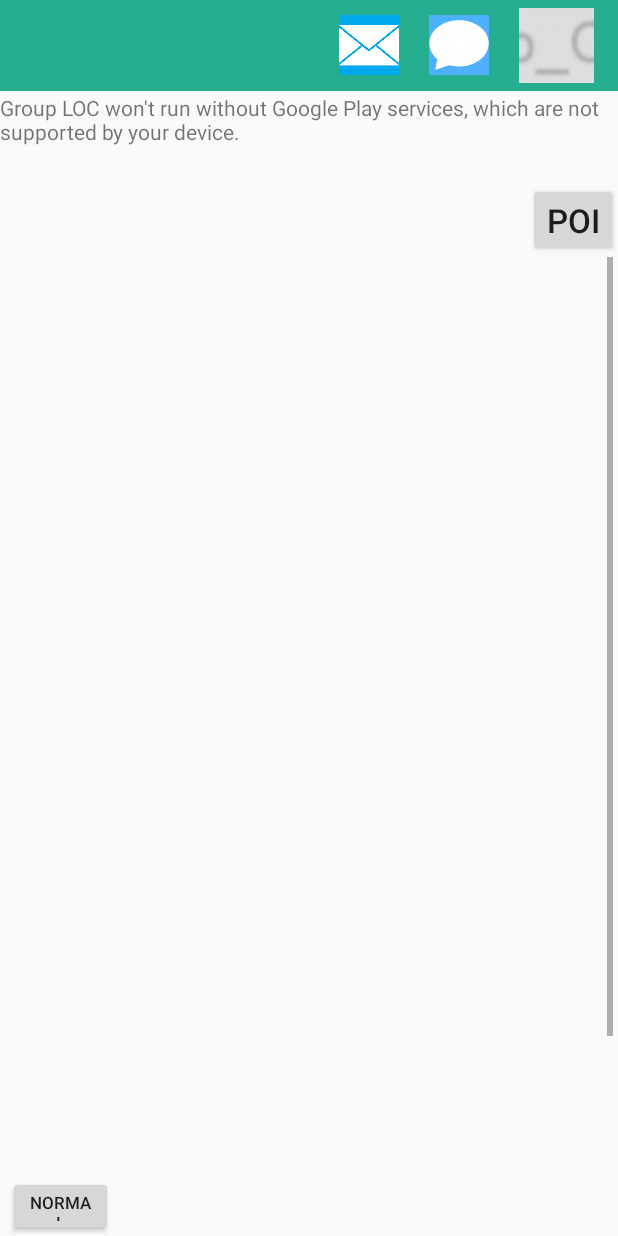
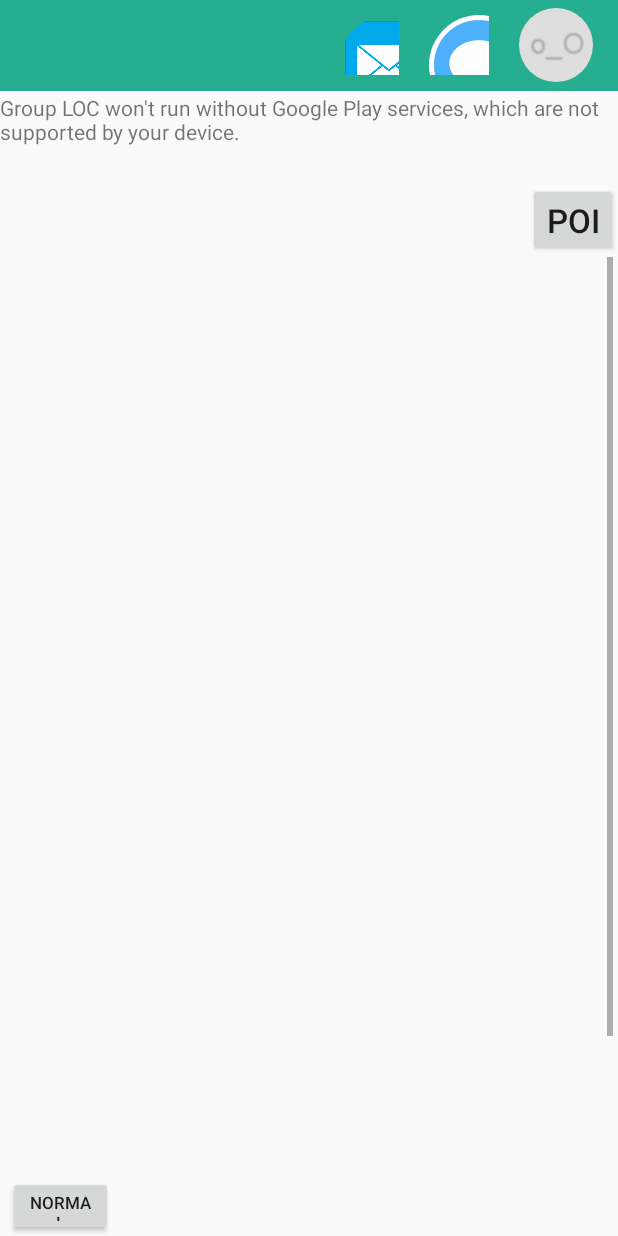
Before and after one commit to GrubyJohny/ProjectZPI, an Android app: the MainActivity screen opened directly, with no data from a screen before it, on a phone screen of 412 x 824 dp. Run offline under Robolectric (Android 15) with nearby library versions, the phone set to English and light mode, and no system bars; our stand-ins replace Volley; libraries missing offline, so code that uses them is left out: com.facebook, com.facebook.login, org.apache.commons; 9 statements that could not run were skipped.

Commit message:
byc moze dzialajace wycinanie w koło

```diff
--- a/app/build.gradle
+++ b/app/build.gradle
@@ -5,7 +5,7 @@ android {
         config {
             keyAlias 'key'
             keyPassword 'password'
-            storeFile file('C:/Users/karol_000/Dropbox/AndroidStudioProjects/ProjectZPI/key.jks')
+            storeFile file('C:/Users/Slawek/AndroidStudioProjects/ProjectZPI/key.jks')
             storePassword 'password'
         }
     }
--- a/app/src/main/java/zpi/squad/app/grouploc/MainActivity.java
+++ b/app/src/main/java/zpi/squad/app/grouploc/MainActivity.java
@@ -166,6 +166,8 @@ public class MainActivity extends FragmentActivity implements GoogleApiClient.Co
             buildAlertMessageNoGps();
         }
 
+        circleButton = (ImageButton) findViewById(R.id.circleButton);
+
         searchingGroupText = (EditText) findViewById(R.id.searchingGroupText);
 
         tabhostInit();
@@ -243,7 +245,6 @@ public class MainActivity extends FragmentActivity implements GoogleApiClient.Co
 
     private void setupCircleButtonWithProfileImage() {
         Bitmap icon = null;
-        circleButton = (ImageButton) findViewById(R.id.circleButton);
         try {
             File filePath = new File(FACEBOOK_PROFILE_IMAGE);
             FileInputStream fi = new FileInputStream(filePath);
@@ -264,8 +265,8 @@ public class MainActivity extends FragmentActivity implements GoogleApiClient.Co
         if (icon == null)
             icon = BitmapFactory.decodeResource(getResources(), R.drawable.image3);
 
-        Bitmap bMapScaled = Bitmap.createScaledBitmap(icon, 150, 150, true);
-        Bitmap bitmap_round = clipBitmap(bMapScaled);
+        //Bitmap bMapScaled = Bitmap.createScaledBitmap(icon, 150, 150, true);
+        Bitmap bitmap_round = clipBitmap(icon, circleButton);
         circleButton.setImageBitmap(bitmap_round);
 
     }
@@ -274,14 +275,14 @@ public class MainActivity extends FragmentActivity implements GoogleApiClient.Co
         noticeButton = (ImageButton) findViewById(R.id.noticeButton);
         Bitmap bMap = BitmapFactory.decodeResource(getResources(), R.drawable.notificon);
         Bitmap bMapScaled = Bitmap.createScaledBitmap(bMap, 100, 100, true);
-        Bitmap bitmap_round = clipBitmap(bMapScaled);
+        Bitmap bitmap_round = clipBitmap(bMapScaled, noticeButton);
 
         noticeButton.setImageBitmap(bitmap_round);
 
         messageButton = (ImageButton) findViewById(R.id.messageButton);
         Bitmap bMap1 = BitmapFactory.decodeResource(getResources(), R.drawable.messageicon);
         Bitmap bMapScaled1 = Bitmap.createScaledBitmap(bMap1, 100, 100, true);
-        Bitmap bitmap_round1 = clipBitmap(bMapScaled1);
+        Bitmap bitmap_round1 = clipBitmap(bMapScaled1, messageButton);
 
         messageButton.setImageBitmap(bitmap_round1);
     }
@@ -469,7 +470,7 @@ public class MainActivity extends FragmentActivity implements GoogleApiClient.Co
                     Bitmap photo = extras2.getParcelable("data");
 
                     Bitmap bMapScaled = Bitmap.createScaledBitmap(photo, 150, 150, true);
-                    Bitmap bitmap_round = clipBitmap(bMapScaled);
+                    Bitmap bitmap_round = clipBitmap(bMapScaled, circleButton);
                     circleButton.setImageBitmap(bitmap_round);
 
                     FileOutputStream fos = context.openFileOutput(IMAGE_PHOTO_FILENAME, Context.MODE_PRIVATE);
@@ -504,8 +505,7 @@ public class MainActivity extends FragmentActivity implements GoogleApiClient.Co
                 Bundle extras2 = data.getExtras();
                 Bitmap photo = extras2.getParcelable("data");
 
-                Bitmap bMapScaled = Bitmap.createScaledBitmap(photo, 150, 150, true);
-                Bitmap bitmap_round = clipBitmap(bMapScaled);
+                Bitmap bitmap_round = clipBitmap(photo, circleButton);
                 circleButton.setImageBitmap(bitmap_round);
 
                 FileOutputStream fos = context.openFileOutput(IMAGE_PHOTO_FILENAME, Context.MODE_PRIVATE);
@@ -709,7 +709,6 @@ public class MainActivity extends FragmentActivity implements GoogleApiClient.Co
                 params.put("id", id);
                 params.put("koordynat1", c1 + "");
                 params.put("koordynat2", c2 + "");
-
                 return params;
             }
         };
@@ -854,18 +853,21 @@ public class MainActivity extends FragmentActivity implements GoogleApiClient.Co
 
     }
 
-    public static Bitmap clipBitmap(Bitmap bitmap) {
+    public Bitmap clipBitmap(Bitmap bitmap, ImageButton x) {
         if (bitmap == null)
             return null;
-        final int width = bitmap.getWidth();
-        final int height = bitmap.getHeight();
+        final int bWidth = bitmap.getWidth();
+        final int bHeight = bitmap.getHeight();
+
+        final int width = x.getLayoutParams().width;
+        final int height = x.getLayoutParams().height;
         final Bitmap outputBitmap = Bitmap.createBitmap(width, height, Bitmap.Config.ARGB_8888);
 
         final Path path = new Path();
         path.addCircle(
-                (float) (width / 2)
-                , (float) (height / 2)
-                , (float) Math.min(width, (height / 2))
+                (float) (bWidth / 2)
+                , (float) (bHeight / 2)
+                , (float) Math.min(bWidth, (bHeight / 2))
                 , Path.Direction.CCW);
 
         final Canvas canvas = new Canvas(outputBitmap);
--- a/app/src/main/java/zpi/squad/app/grouploc/Mapka.java
+++ b/app/src/main/java/zpi/squad/app/grouploc/Mapka.java
@@ -805,7 +805,7 @@ public class Mapka extends Fragment implements GoogleApiClient.ConnectionCallbac
                 String name = ostatniMarker.getTitle();
                 if (name == null)
                     name = "brak";
-
+                layoutMarker.setVisibility(View.GONE);
 
                 Sender.shareMarker(getActivity().getApplicationContext(), uid, name, Double.toString(latitude), Double.toString(longitude));
             }
--- a/app/src/main/res/layout/activity_main.xml
+++ b/app/src/main/res/layout/activity_main.xml
@@ -188,11 +188,6 @@
                 android:layout_height="match_parent"
                 android:background="#f6f6f6" />
 
-            <View
-                android:layout_width="1dp"
-                android:layout_height="match_parent"
-                android:background="#f6f6f6" />
-
             <Button
                 android:id="@+id/fifthButton"
                 android:layout_width="50dp"
@@ -200,12 +195,18 @@
                 android:clickable="true"
                 android:background="@drawable/share"/>
 
+            <View
+                android:layout_width="1dp"
+                android:layout_height="match_parent"
+                android:background="#f6f6f6" />
+
             <Button
                 android:id="@+id/thirdButton"
                 android:layout_width="51dp"
                 android:layout_height="51dp"
                 android:background="@drawable/checkmark"
                 android:clickable="true" />
+
             <View
                 android:layout_width="1dp"
                 android:layout_height="match_parent"
```
Also changed, not shown: 2 other files.
